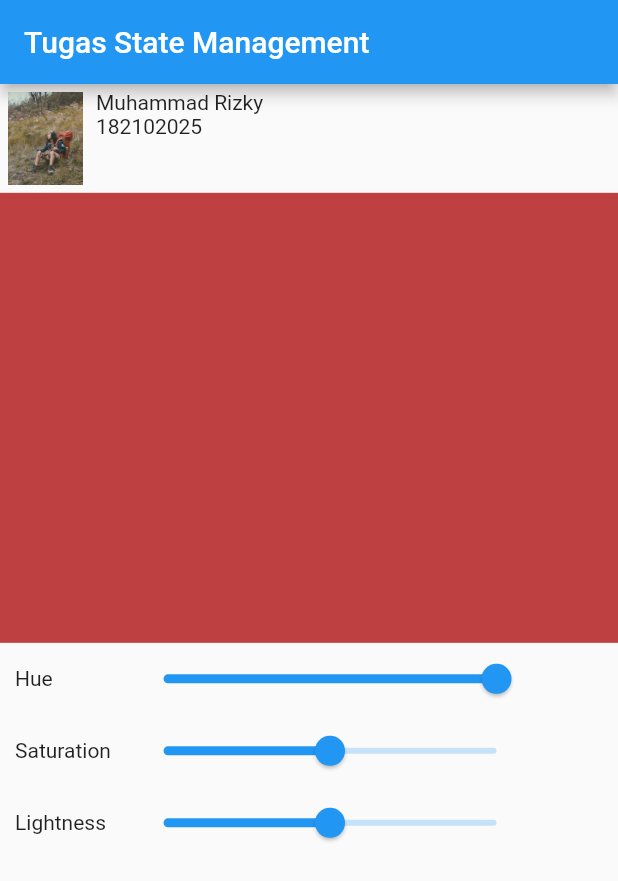
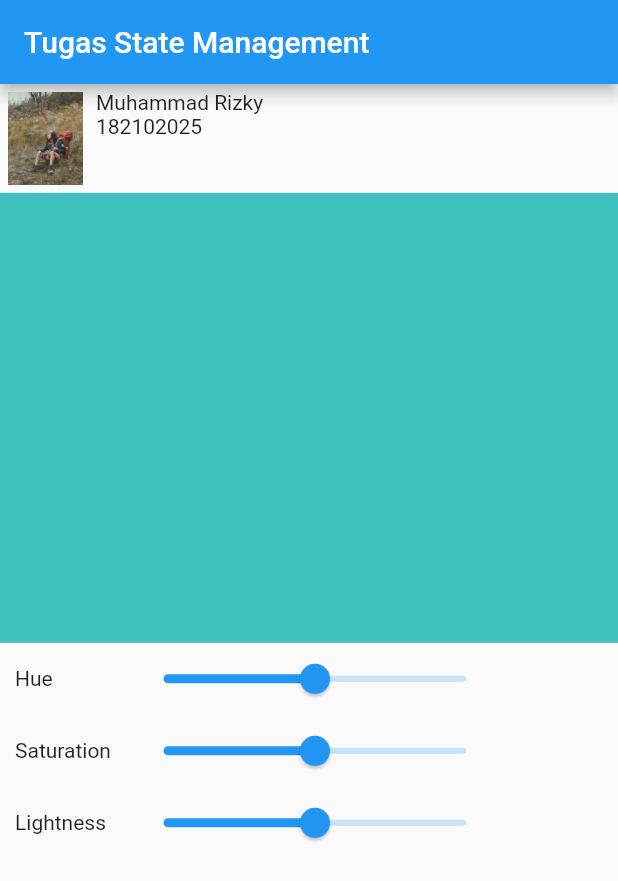
Before and after one commit to arkariz/PAM, a Flutter app: the screen it shows after launch, on a phone screen of 412 x 824 dp. Shown: the top 881 px of the screen. Run offline on Flutter 3.47's test engine with Material 2 defaults, Android fonts, the phone set to English and light mode, and no system bars.

Commit message:
Seperated class between color container and slider

```diff
--- a/lib/main.dart
+++ b/lib/main.dart
@@ -25,9 +25,27 @@ class MyHomePage extends StatefulWidget {
 }
 
 class _MyHomePageState extends State<MyHomePage> {
-  double _hue = 360.0;
+  double _hue = 180.0;
   double _saturation = 0.5;
   double _lightness = 0.5;
+
+  void _onChangedHue(newValue) {
+    setState(() {
+      _hue = newValue;
+    });
+  }
+
+  void _onChangedSaturation(newValue) {
+    setState(() {
+      _saturation = newValue;
+    });
+  }
+
+  void _onChangedLightness(newValue) {
+    setState(() {
+      _lightness = newValue;
+    });
+  }
 
   @override
   Widget build(BuildContext context) {
@@ -73,18 +91,7 @@ class _MyHomePageState extends State<MyHomePage> {
                     margin: EdgeInsets.all(10),
                     child: Text("Hue"),
                   ),
-                  Container(
-                    width: 270,
-                    child: Slider.adaptive(
-                      value: _hue,
-                      min: 0.0,
-                      max: 360.0,
-                      label: "$_hue",
-                      onChanged: (newHue) {
-                        setState(() => _hue = newHue);
-                      },
-                    ),
-                  ),
+                  Myslider(_hue, 360.0, _onChangedHue)
                 ],
               ),
               Row(
@@ -95,18 +102,7 @@ class _MyHomePageState extends State<MyHomePage> {
                     margin: EdgeInsets.all(10),
                     child: Text("Saturation"),
                   ),
-                  Container(
-                    width: 270,
-                    child: Slider.adaptive(
-                      value: _saturation,
-                      min: 0.0,
-                      max: 1.0,
-                      label: "$_saturation",
-                      onChanged: (newSaturation) {
-                        setState(() => _saturation = newSaturation);
-                      },
-                    ),
-                  ),
+                  Myslider(_saturation, 1.0, _onChangedSaturation)
                 ],
               ),
               Row(
@@ -117,18 +113,7 @@ class _MyHomePageState extends State<MyHomePage> {
                     margin: EdgeInsets.all(10),
                     child: Text("Lightness"),
                   ),
-                  Container(
-                    width: 270,
-                    child: Slider.adaptive(
-                      value: _lightness,
-                      min: 0.0,
-                      max: 1.0,
-                      label: "$_lightness",
-                      onChanged: (newSaturation) {
-                        setState(() => _lightness = newSaturation);
-                      },
-                    ),
-                  ),
+                  Myslider(_lightness, 1.0, _onChangedLightness)
                 ],
               ),
             ],
@@ -137,38 +122,25 @@ class _MyHomePageState extends State<MyHomePage> {
   }
 }
 
-// class Myslider extends StatefulWidget {
-//   double hslItem;
-//   double maxValue;
-//   String label;
+class Myslider extends StatelessWidget {
+  final double hslItem;
+  final double maxValue;
+  final onChanged;
 
-//   Myslider(this.hslItem, this.label, this.maxValue);
+  Myslider(this.hslItem, this.maxValue, this.onChanged);
 
-//   @override
-//   _MysliderState createState() => _MysliderState();
-// }
-
-// class _MysliderState extends State<Myslider> {
-//   @override
-//   Widget build(BuildContext context) {
-//     return Container(
-//       child: Row(
-//         mainAxisAlignment: MainAxisAlignment.center,
-//         children: [
-//           Text("${widget.label}"),
-//           Container(
-//             child: Slider.adaptive(
-//               value: widget.hslItem,
-//               min: 0.0,
-//               max: widget.maxValue,
-//               label: "${widget.hslItem}",
-//               onChanged: (newValue) {
-//                 setState(() => widget.hslItem = newValue);
-//               },
-//             ),
-//           ),
-//         ],
-//       ),
-//     );
-//   }
-// }
+  @override
+  Widget build(BuildContext context) {
+    return Container(
+      width: 250,
+      child: Slider.adaptive(
+        value: hslItem,
+        min: 0.0,
+        max: maxValue,
+        onChanged: (newValue) {
+          onChanged(newValue);
+        },
+      ),
+    );
+  }
+}
```
Also changed, not shown: pubspec.lock.
